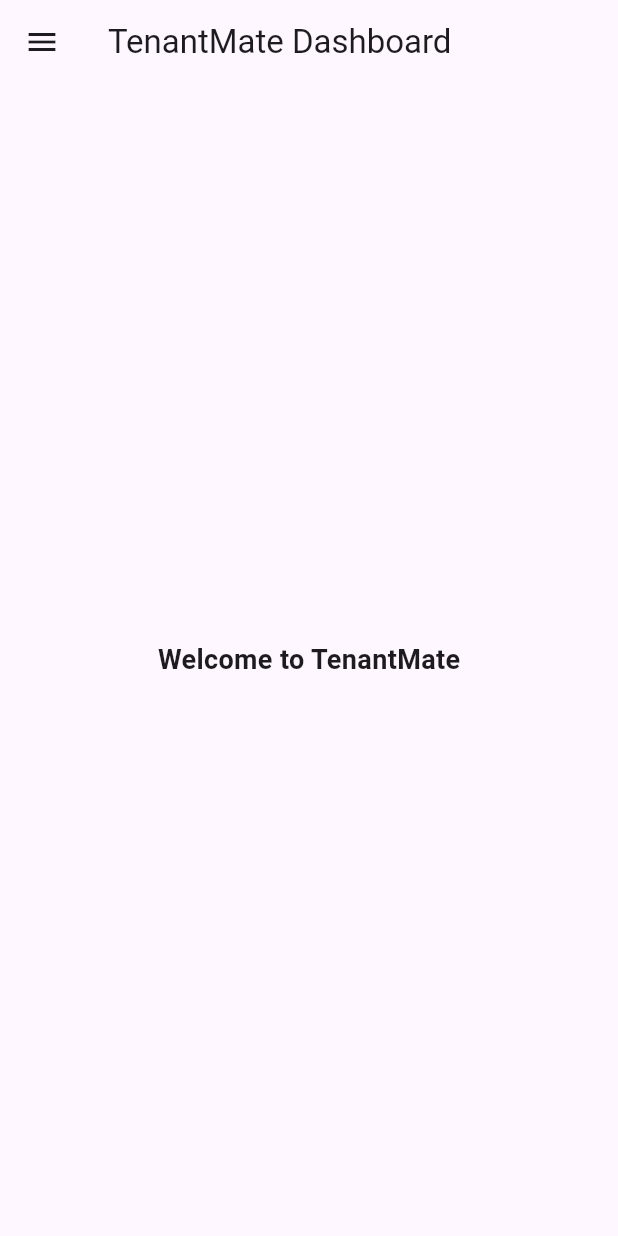
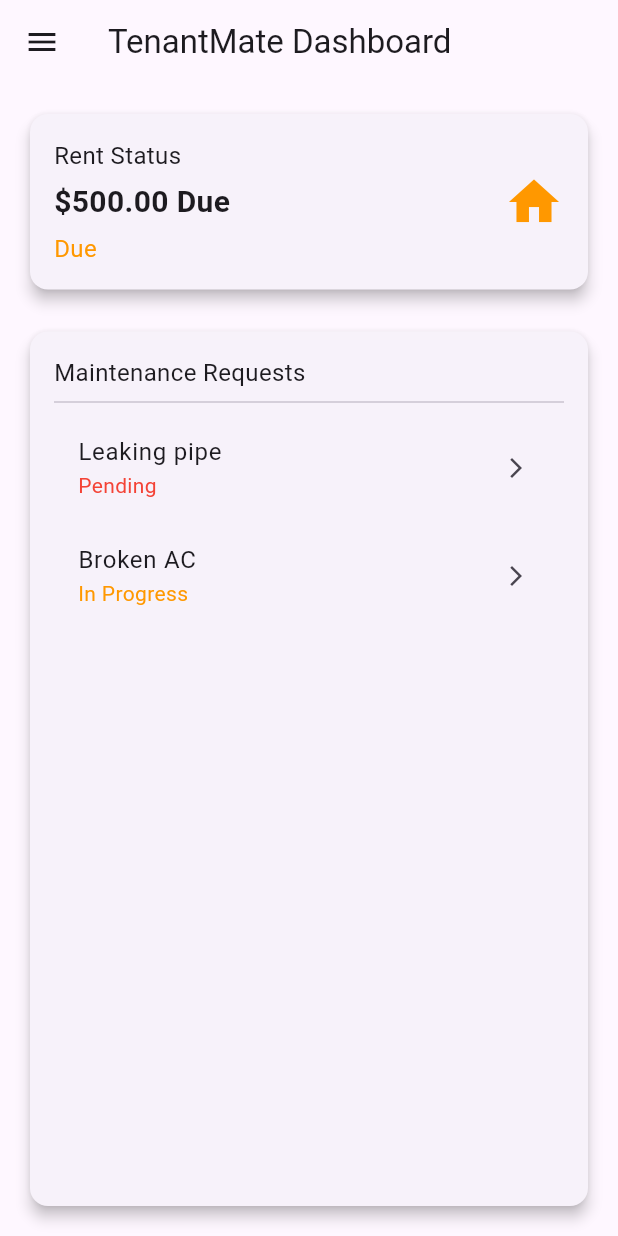
Before and after one commit to AMuthua/Tenant-Mate, a Flutter app: the screen it shows after launch, on a phone screen of 412 x 824 dp. Run offline on Flutter 3.47's test engine with Material 3 defaults, Android fonts, the phone set to English and light mode, and no system bars.

Commit message:
Testing New UI
It's still broke. But works through visual representation.

```diff
--- a/lib/main.dart
+++ b/lib/main.dart
@@ -1,7 +1,7 @@
 import 'package:flutter/material.dart';
 import 'views/auth/maintenance/maintenance_screen.dart';
-import 'views/profile/profile_screen.dart';  // Import Profile Screen
-import 'views/rent/rent_screen.dart';        // Import Rent Screen
+import 'views/profile/profile_screen.dart';
+import 'views/rent/rent_screen.dart';
 
 void main() {
   runApp(TenantMateApp());
@@ -23,14 +23,48 @@
   }
 }
 
-class HomeScreen extends StatelessWidget {
+class HomeScreen extends StatefulWidget {
   const HomeScreen({super.key});
+
+  @override
+  _HomeScreenState createState() => _HomeScreenState();
+}
+
+class _HomeScreenState extends State<HomeScreen> {
+  // Sample rent status (replace with actual data from backend)
+  String rentStatus = "Due";
+  double rentAmount = 500.00;
+
+  // Sample maintenance requests (Replace with actual database values)
+  List<Map<String, String>> maintenanceRequests = [
+    {"issue": "Leaking pipe", "status": "Pending"},
+    {"issue": "Broken AC", "status": "In Progress"},
+  ];
 
   @override
   Widget build(BuildContext context) {
     return Scaffold(
       appBar: AppBar(title: Text("TenantMate Dashboard")),
-      drawer: Drawer(
+      drawer: _buildDrawer(context),
+      body: Padding(
+        padding: EdgeInsets.all(16.0),
+        child: Column(
+          crossAxisAlignment: CrossAxisAlignment.start,
+          children: [
+            // Rent Status Card
+            _buildRentStatusCard(),
+            SizedBox(height: 20),
+            // Maintenance Requests List
+            _buildMaintenanceRequests(),
+          ],
+        ),
+      ),
+    );
+  }
+
+  // Side Panel Drawer
+  Widget _buildDrawer(BuildContext context) {
+    return Drawer(
       child: ListView(
         padding: EdgeInsets.zero,
         children: [
@@ -50,39 +84,100 @@
             leading: Icon(Icons.person, color: Colors.blueAccent),
             title: Text("Profile"),
             onTap: () {
-                Navigator.push(
-                  context,
-                  MaterialPageRoute(builder: (context) => ProfileScreen()),
-                );
+              Navigator.push(context,
+                  MaterialPageRoute(builder: (context) => ProfileScreen()));
             },
           ),
           ListTile(
             leading: Icon(Icons.attach_money, color: Colors.green),
             title: Text("Rent Payment"),
             onTap: () {
-                Navigator.push(
-                  context,
-                  MaterialPageRoute(builder: (context) => RentScreen()),
-                );
+              Navigator.push(context,
+                  MaterialPageRoute(builder: (context) => RentScreen()));
             },
           ),
           ListTile(
             leading: Icon(Icons.build, color: Colors.orange),
             title: Text("Maintenance"),
             onTap: () {
-                Navigator.push(
-                  context,
-                  MaterialPageRoute(builder: (context) => MaintenanceScreen()),
-                );
+              Navigator.push(context,
+                  MaterialPageRoute(builder: (context) => MaintenanceScreen()));
             },
           ),
         ],
       ),
+    );
+  }
+
+  // Rent Status Widget
+  Widget _buildRentStatusCard() {
+    Color statusColor = rentStatus == "Paid"
+        ? Colors.green
+        : rentStatus == "Overdue"
+            ? Colors.red
+            : Colors.orange;
+
+    return Card(
+      elevation: 4,
+      shape: RoundedRectangleBorder(borderRadius: BorderRadius.circular(12)),
+      child: Padding(
+        padding: EdgeInsets.all(16),
+        child: Row(
+          mainAxisAlignment: MainAxisAlignment.spaceBetween,
+          children: [
+            Column(
+              crossAxisAlignment: CrossAxisAlignment.start,
+              children: [
+                Text("Rent Status", style: TextStyle(fontSize: 16)),
+                SizedBox(height: 5),
+                Text("\$${rentAmount.toStringAsFixed(2)} Due",
+                    style: TextStyle(fontSize: 20, fontWeight: FontWeight.bold)),
+                SizedBox(height: 5),
+                Text(rentStatus, style: TextStyle(fontSize: 16, color: statusColor)),
+              ],
             ),
-      body: Center(
-        child: Text(
-          "Welcome to TenantMate",
-          style: TextStyle(fontSize: 18, fontWeight: FontWeight.bold),
+            Icon(Icons.home, color: statusColor, size: 40),
+          ],
+        ),
+      ),
+    );
+  }
+
+  // Maintenance Requests List
+  Widget _buildMaintenanceRequests() {
+    return Expanded(
+      child: Card(
+        elevation: 4,
+        shape: RoundedRectangleBorder(borderRadius: BorderRadius.circular(12)),
+        child: Padding(
+          padding: EdgeInsets.all(16),
+          child: Column(
+            crossAxisAlignment: CrossAxisAlignment.start,
+            children: [
+              Text("Maintenance Requests", style: TextStyle(fontSize: 16)),
+              Divider(),
+              Expanded(
+                child: ListView.builder(
+                  itemCount: maintenanceRequests.length,
+                  itemBuilder: (context, index) {
+                    var request = maintenanceRequests[index];
+                    Color statusColor = request["status"] == "Completed"
+                        ? Colors.green
+                        : request["status"] == "In Progress"
+                            ? Colors.orange
+                            : Colors.red;
+
+                    return ListTile(
+                      title: Text(request["issue"]!),
+                      subtitle: Text(request["status"]!,
+                          style: TextStyle(color: statusColor)),
+                      trailing: Icon(Icons.arrow_forward_ios, size: 16),
+                    );
+                  },
+                ),
+              ),
+            ],
+          ),
         ),
       ),
     );
--- a/lib/views/auth/maintenance/maintenance_screen.dart
+++ b/lib/views/auth/maintenance/maintenance_screen.dart
@@ -34,7 +34,7 @@
   @override
   Widget build(BuildContext context) {
     return Scaffold(
-      appBar: AppBar(title: const Text("Maintenance Ticketing")),
+      appBar: AppBar(title: const Text("Maintenance Requests")),
       body: Padding(
         padding: const EdgeInsets.all(16.0),
         child: Column(
```
Lines whose indentation alone changed are shown as unchanged.
